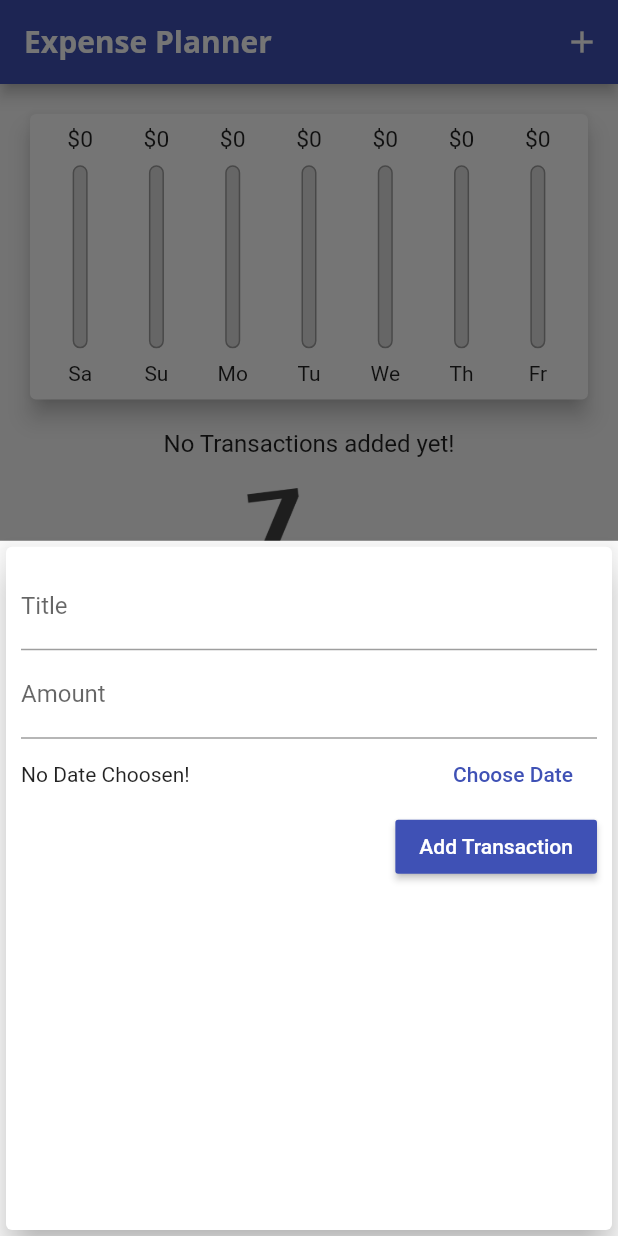
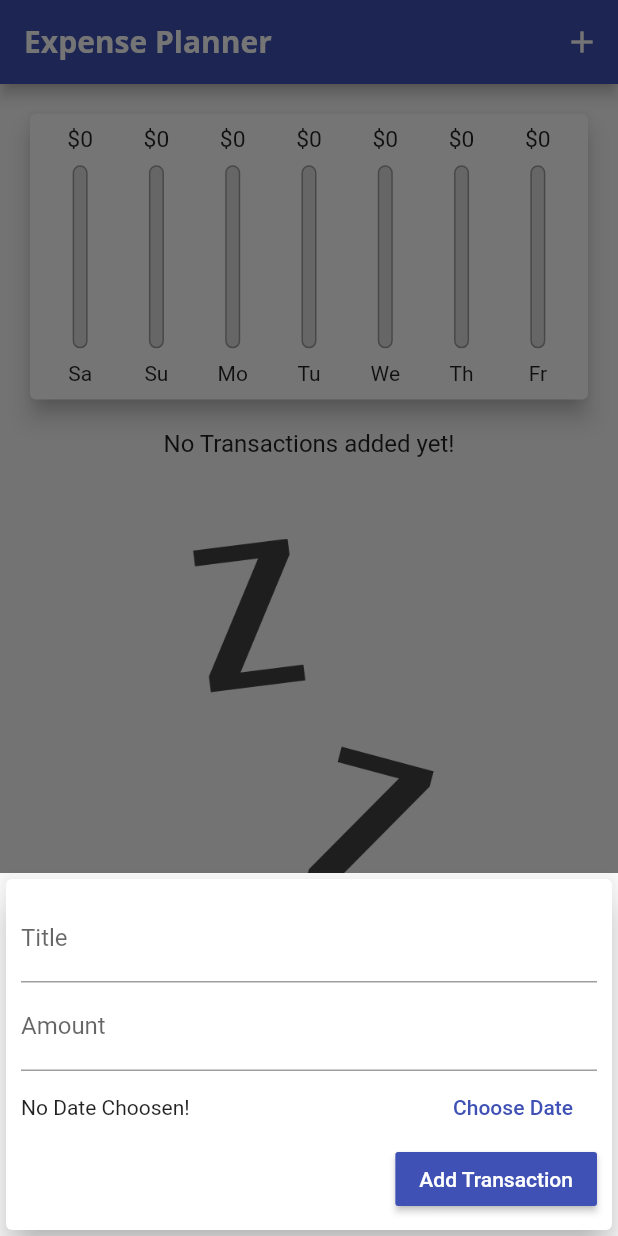
Before and after one commit to JoyKrishan/Flutter-Applications-2.0, a Flutter app: the screen it shows after launch, after a tap on the "add" icon, on a phone screen of 412 x 824 dp. Run offline on Flutter 3.47's test engine with Material 2 defaults, Android fonts, the phone set to English and light mode, and no system bars.

Commit message:
mediaquery used to fix the adaptiveness

```diff
--- a/expense_planner/lib/main.dart
+++ b/expense_planner/lib/main.dart
@@ -1,10 +1,14 @@
 import 'package:expense_planner/widgets/chart.dart';
 import 'package:flutter/material.dart';
+import 'package:flutter/services.dart';
 import 'models/transaction.dart';
 import 'widgets/new_transactions.dart';
 import 'widgets/transactions_list.dart';
 
 void main() {
+  WidgetsFlutterBinding.ensureInitialized();
+  // SystemChrome.setPreferredOrientations(
+  //     [DeviceOrientation.portraitUp, DeviceOrientation.portraitDown]);
   runApp(MyApp());
 }
 
@@ -36,6 +40,8 @@ class MyHomePage extends StatefulWidget {
 }
 
 class _MyHomePageState extends State<MyHomePage> {
+  late final _isLandscape =
+      MediaQuery.of(context).orientation == Orientation.landscape;
   final List<Transaction> _transactions = [];
   late final appbar = AppBar(
     actions: [
@@ -45,6 +51,8 @@ class _MyHomePageState extends State<MyHomePage> {
     ],
     title: Text("Expense Planner"),
   );
+
+  bool _showChart = true;
 
   List<Transaction> get _recentTransactions {
     return _transactions.where((element) {
@@ -83,12 +91,28 @@ class _MyHomePageState extends State<MyHomePage> {
         appBar: appbar,
         body: SingleChildScrollView(
           child: Column(children: [
+            if (_isLandscape)
+              Row(
+                mainAxisAlignment: MainAxisAlignment.center,
+                children: [
+                  Text("Show Chart "),
+                  Switch(
+                      value: _showChart,
+                      onChanged: (val) {
+                        setState(() {
+                          _showChart = val;
+                        });
+                      })
+                ],
+              ),
+            if (!_isLandscape)
               Container(
                   height: (MediaQuery.of(context).size.height -
                           appbar.preferredSize.height -
                           MediaQuery.of(context).padding.top) *
                       0.3,
                   child: Chart(_transactions)),
+            if (!_isLandscape)
               Container(
                   height: (MediaQuery.of(context).size.height -
                           appbar.preferredSize.height -
@@ -96,6 +120,21 @@ class _MyHomePageState extends State<MyHomePage> {
                       0.7,
                   child:
                       TranstionsList(_recentTransactions, _removeTransactions)),
+            if (_isLandscape)
+              _showChart
+                  ? Container(
+                      height: (MediaQuery.of(context).size.height -
+                              appbar.preferredSize.height -
+                              MediaQuery.of(context).padding.top) *
+                          0.7,
+                      child: Chart(_transactions))
+                  : Container(
+                      height: (MediaQuery.of(context).size.height -
+                              appbar.preferredSize.height -
+                              MediaQuery.of(context).padding.top) *
+                          0.7,
+                      child: TranstionsList(
+                          _recentTransactions, _removeTransactions)),
           ]),
         ),
         floatingActionButton: FloatingActionButton(
--- a/expense_planner/lib/widgets/chartBar.dart
+++ b/expense_planner/lib/widgets/chartBar.dart
@@ -9,7 +9,7 @@ class ChartBar extends StatelessWidget {
   @override
   Widget build(BuildContext context) {
     return LayoutBuilder(
-        builder: ((context, constraints) => Column(
+        builder: ((ctx, constraints) => Column(
               children: [
                 Container(
                     height: constraints.maxHeight * 0.1,
--- a/expense_planner/lib/widgets/new_transactions.dart
+++ b/expense_planner/lib/widgets/new_transactions.dart
@@ -46,10 +46,15 @@ class _NewTransactionsState extends State<NewTransactions> {
 
   @override
   Widget build(BuildContext context) {
-    return Card(
+    return SingleChildScrollView(
+      child: Card(
         elevation: 10,
         child: Container(
-        margin: EdgeInsets.all(10),
+          margin: EdgeInsets.only(
+              left: 10,
+              right: 10,
+              top: 10,
+              bottom: MediaQuery.of(context).viewInsets.bottom + 10),
           child: Column(
             crossAxisAlignment: CrossAxisAlignment.end,
             children: [
@@ -90,6 +95,7 @@ class _NewTransactionsState extends State<NewTransactions> {
             ],
           ),
         ),
+      ),
     );
   }
 }
--- a/expense_planner/lib/widgets/transactions_list.dart
+++ b/expense_planner/lib/widgets/transactions_list.dart
@@ -13,18 +13,19 @@ class TranstionsList extends StatelessWidget {
     return Container(
         height: 450,
         child: transactions.isEmpty
-            ? Column(children: [
+            ? LayoutBuilder(
+                builder: ((context, constraints) => Column(children: [
                       Text(
                         "No Transactions added yet!",
                         style: Theme.of(context).textTheme.titleMedium,
                       ),
                       SizedBox(
-                  height: 20,
+                        height: constraints.maxHeight * 0.1,
                       ),
                       Container(
-                    height: 200,
+                          height: constraints.maxHeight * 0.7,
                           child: Image.asset("assets/images/waiting.png")),
-              ])
+                    ])))
             : ListView.builder(
                 itemBuilder: (cxt, idx) {
                   return Card(
@@ -45,7 +46,19 @@ class TranstionsList extends StatelessWidget {
                           ),
                         ),
                       ),
-                      trailing: IconButton(
+                      trailing: MediaQuery.of(context).size.width > 500
+                          ? FlatButton.icon(
+                              onPressed: () => removeTx(transactions[idx].id),
+                              icon: Icon(
+                                Icons.delete,
+                                color: Theme.of(context).errorColor,
+                              ),
+                              label: Text(
+                                "Delete",
+                                style: TextStyle(
+                                    color: Theme.of(context).errorColor),
+                              ))
+                          : IconButton(
                               icon: Icon(
                                 Icons.delete,
                                 color: Theme.of(context).errorColor,
```
Lines whose indentation alone changed are shown as unchanged.
